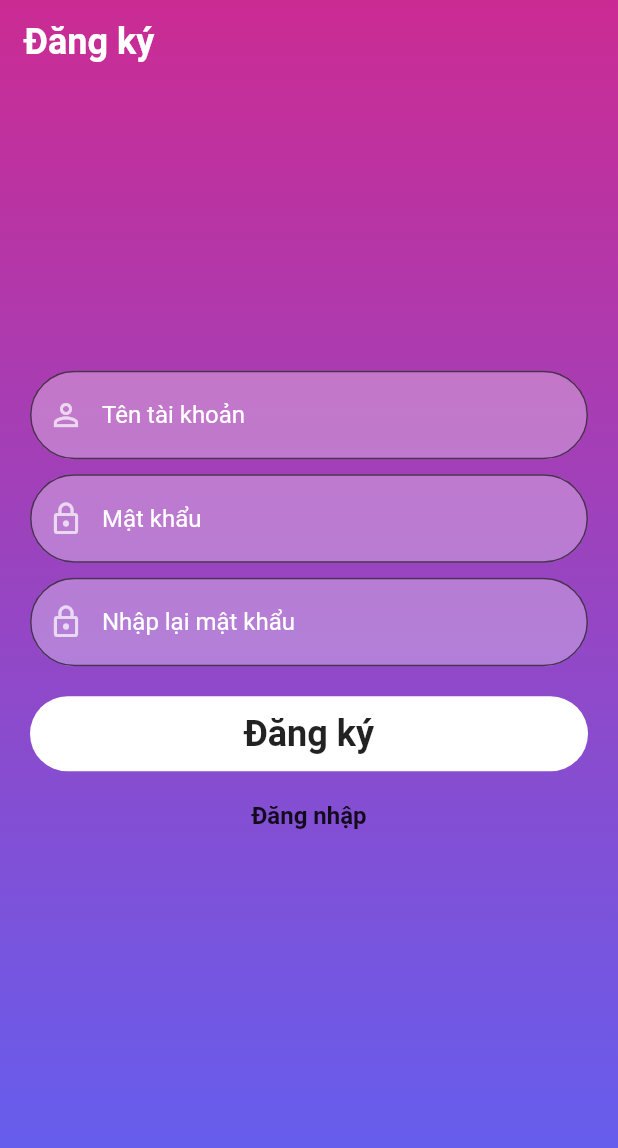
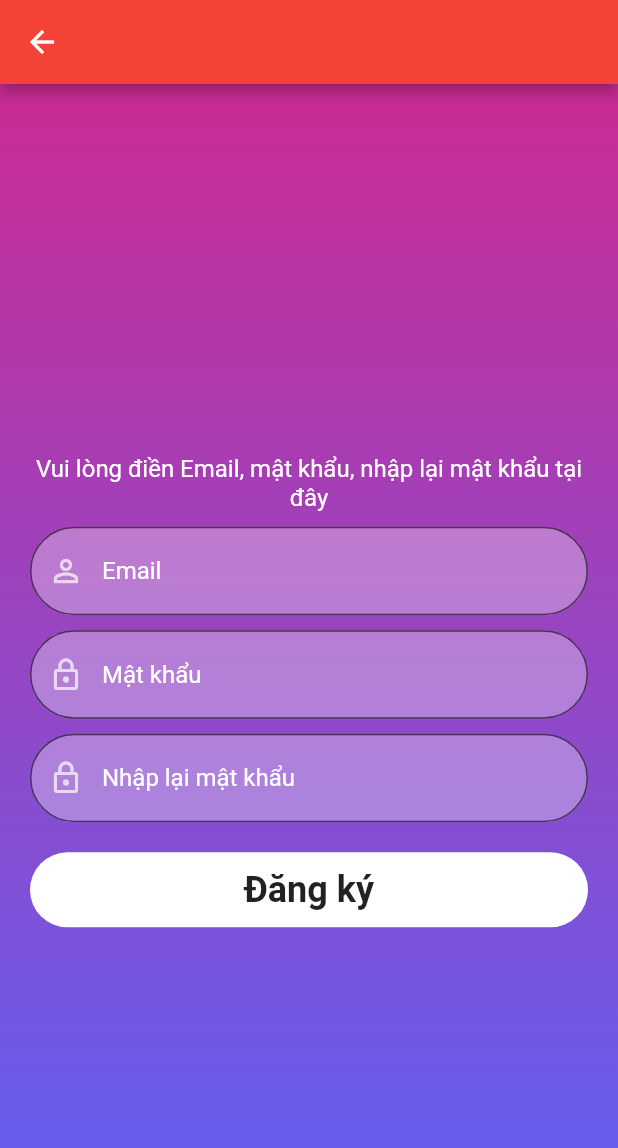
Before and after one commit to Xuan-Hoang/Nhom2-mb, a Flutter app: the screen it shows after launch, after a tap on "Đăng ký", on a phone screen of 412 x 824 dp. Shown: the top 1148 px of the screen. Run offline on Flutter 3.47's test engine with Material 2 defaults, Android fonts, the phone set to English and light mode, and no system bars; our stand-ins replace firebase_auth, firebase_core; accounts and stored records are empty; network calls fail.

Commit message:
update project(re-up)

```diff
--- a/Nhom2-Project/lib/login/auth_page.dart
+++ b/Nhom2-Project/lib/login/auth_page.dart
@@ -1,5 +1,5 @@
 import 'package:doan/home_screen.dart';
-import 'package:doan/login/login_or_register.dart';
+import 'package:doan/login/login.dart';
 import 'package:firebase_auth/firebase_auth.dart';
 import 'package:flutter/material.dart';
 
@@ -20,7 +20,7 @@ class _AuthPageState extends State<AuthPage> {
           if (snapshot.hasData) {
             return HomeScreen();
           } else {
-            return const LoginOrRegister();
+            return const LoginPage();
           }
         },
       ),
--- a/Nhom2-Project/lib/login/login.dart
+++ b/Nhom2-Project/lib/login/login.dart
@@ -1,12 +1,13 @@
 import 'package:doan/com/my_button.dart';
 import 'package:doan/com/my_textfield.dart';
+import 'package:doan/login/forgot_password.dart';
+import 'package:doan/login/register.dart';
 import 'package:doan/utils/color.dart';
 import 'package:firebase_auth/firebase_auth.dart';
 import 'package:flutter/material.dart';
 
 class LoginPage extends StatefulWidget {
-  final Function()? onTap;
-  const LoginPage({super.key, required this.onTap});
+  const LoginPage({super.key});
 
   @override
   State<LoginPage> createState() => _LoginPageState();
@@ -75,7 +76,7 @@ class _LoginPageState extends State<LoginPage> {
         child: SingleChildScrollView(
           child: Padding(
             padding: EdgeInsets.fromLTRB(
-                20, MediaQuery.of(context).size.height * 0.2, 20, 0),
+                20, MediaQuery.of(context).size.height * 0.6, 20, 0),
             child: Column(
               mainAxisAlignment: MainAxisAlignment.end,
               crossAxisAlignment: CrossAxisAlignment.start,
@@ -89,7 +90,7 @@ class _LoginPageState extends State<LoginPage> {
                 ),
                 MyTextField(
                     controller: _emailTextController,
-                    hintText: 'Tên tài khoản',
+                    hintText: 'Email',
                     obscureText: false,
                     prefixIcon: const Icon(
                       Icons.person_outline,
@@ -116,9 +117,36 @@ class _LoginPageState extends State<LoginPage> {
                 Row(
                     mainAxisAlignment: MainAxisAlignment.spaceBetween,
                     children: [
-                      const Text('Quên mật khẩu ?'),
                       GestureDetector(
-                        onTap: widget.onTap,
+                        onTap: () {
+                          Navigator.push(
+                            context,
+                            MaterialPageRoute(
+                              builder: (context) {
+                                return const Forgotpassword();
+                              },
+                            ),
+                          );
+                        },
+                        child: const Text(
+                          'Quên mật khẩu',
+                          style: TextStyle(
+                            fontSize: 16,
+                            fontWeight: FontWeight.bold,
+                          ),
+                        ),
+                      ),
+                      GestureDetector(
+                        onTap: () {
+                          Navigator.push(
+                            context,
+                            MaterialPageRoute(
+                              builder: (context) {
+                                return const Register();
+                              },
+                            ),
+                          );
+                        },
                         child: const Text(
                           'Đăng ký',
                           style: TextStyle(
--- a/Nhom2-Project/lib/login/login_or_register.dart
+++ /dev/null
@@ -1,34 +0,0 @@
-import 'package:doan/login/register.dart';
-import 'package:flutter/cupertino.dart';
-
-import 'login.dart';
-
-class LoginOrRegister extends StatefulWidget {
-  const LoginOrRegister({super.key});
-
-  @override
-  State<LoginOrRegister> createState() => _LoginOrRegisterState();
-}
-
-class _LoginOrRegisterState extends State<LoginOrRegister> {
-  bool showLoginPage = true;
-
-  void togglePages() {
-    setState(() {
-      showLoginPage = !showLoginPage;
-    });
-  }
-
-  @override
-  Widget build(BuildContext context) {
-    if (showLoginPage) {
-      return LoginPage(
-        onTap: togglePages,
-      );
-    } else {
-      return Register(
-        onTap: togglePages,
-      );
-    }
-  }
-}
--- a/Nhom2-Project/lib/login/register.dart
+++ b/Nhom2-Project/lib/login/register.dart
@@ -1,13 +1,11 @@
 import 'package:doan/com/my_button.dart';
 import 'package:doan/com/my_textfield.dart';
-import 'package:doan/reusable_widgets/reusable_widget.dart';
 import 'package:doan/utils/color.dart';
 import 'package:firebase_auth/firebase_auth.dart';
 import 'package:flutter/material.dart';
 
 class Register extends StatefulWidget {
-  final Function()? onTap;
-  const Register({super.key, required this.onTap});
+  const Register({super.key});
 
   @override
   State<Register> createState() => _RegisterState();
@@ -67,15 +65,7 @@ class _RegisterState extends State<Register> {
   @override
   Widget build(BuildContext context) {
     return Scaffold(
-      extendBodyBehindAppBar: true,
-      appBar: AppBar(
-        backgroundColor: Colors.transparent,
-        elevation: 0,
-        title: const Text(
-          'Đăng ký',
-          style: TextStyle(fontSize: 24, fontWeight: FontWeight.bold),
-        ),
-      ),
+      appBar: AppBar(),
       body: Container(
         width: MediaQuery.of(context).size.width,
         height: MediaQuery.of(context).size.height,
@@ -93,9 +83,17 @@ class _RegisterState extends State<Register> {
               mainAxisAlignment: MainAxisAlignment.end,
               crossAxisAlignment: CrossAxisAlignment.start,
               children: [
+                const Text(
+                  'Vui lòng điền Email, mật khẩu, nhập lại mật khẩu tại đây',
+                  textAlign: TextAlign.center,
+                  style: TextStyle(fontSize: 16, color: Colors.white),
+                ),
+                const SizedBox(
+                  height: 10,
+                ),
                 MyTextField(
                     controller: _emailTextController,
-                    hintText: 'Tên tài khoản',
+                    hintText: 'Email',
                     obscureText: false,
                     prefixIcon: const Icon(
                       Icons.person_outline,
@@ -130,16 +128,6 @@ class _RegisterState extends State<Register> {
                   text: 'Đăng ký',
                   onTap: signUpButton,
                 ),
-                Row(mainAxisAlignment: MainAxisAlignment.center, children: [
-                  GestureDetector(
-                    onTap: widget.onTap,
-                    child: const Text(
-                      'Đăng nhập',
-                      style:
-                          TextStyle(fontSize: 16, fontWeight: FontWeight.bold),
-                    ),
-                  )
-                ]),
               ],
             ),
           ),
```
Also changed, not shown: Nhom2-Project/lib/login/forgot_password.dart (+87 -3 lines).
